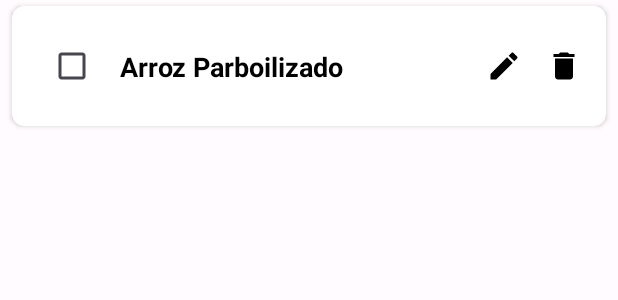
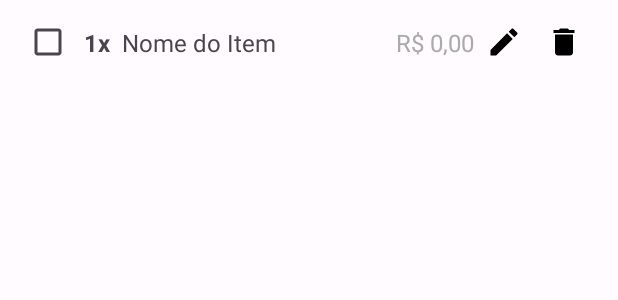
Before and after one commit to joaorgomes/app-lista-de-compras-kotlin, an Android app: the layout item_list_item.xml on its own in the app's theme, with its tools: preview values and no code run, on a phone screen of 412 x 824 dp. Shown: the top 300 px of the screen. Run offline under Robolectric (Android 15) with nearby library versions, the phone set to English and light mode, and no system bars.

Commit message:
Update(adicionando novos layouts)

```diff
--- a/app/src/main/res/layout/item_list_item.xml
+++ b/app/src/main/res/layout/item_list_item.xml
@@ -1,69 +1,85 @@
 <?xml version="1.0" encoding="utf-8"?>
-<androidx.cardview.widget.CardView
-    xmlns:android="http://schemas.android.com/apk/res/android"
+<androidx.constraintlayout.widget.ConstraintLayout xmlns:android="http://schemas.android.com/apk/res/android"
     xmlns:app="http://schemas.android.com/apk/res-auto"
-    xmlns:tools="http://schemas.android.com/tools"
     android:layout_width="match_parent"
     android:layout_height="wrap_content"
-    android:layout_marginStart="8dp"
-    android:layout_marginTop="4dp"
-    android:layout_marginEnd="8dp"
-    android:layout_marginBottom="4dp"
-    app:cardCornerRadius="8dp"
-    app:cardElevation="2dp">
-
-    <androidx.constraintlayout.widget.ConstraintLayout
-        android:layout_width="match_parent"
-        android:layout_height="wrap_content"
-        android:padding="16dp">
+    android:background="?attr/selectableItemBackground"
+    android:paddingStart="16dp"
+    android:paddingTop="8dp"
+    android:paddingEnd="16dp"
+    android:paddingBottom="8dp">
 
     <CheckBox
-            android:id="@+id/checkboxItem"
+        android:id="@+id/checkbox_item"
         android:layout_width="wrap_content"
         android:layout_height="wrap_content"
+        android:checked="false"
+        android:minWidth="0dp"
+        android:minHeight="0dp"
+        app:layout_constraintBottom_toBottomOf="parent"
         app:layout_constraintStart_toStartOf="parent"
-            app:layout_constraintTop_toTopOf="parent"
-            app:layout_constraintBottom_toBottomOf="parent" />
+        app:layout_constraintTop_toTopOf="parent" />
 
     <TextView
-            android:id="@+id/textViewItemName"
+        android:id="@+id/item_quantity_text_view"
+        android:layout_width="wrap_content"
+        android:layout_height="wrap_content"
+        android:layout_marginStart="8dp"
+        android:text="1x"
+        android:textSize="16sp"
+        android:textStyle="bold"
+        app:layout_constraintBottom_toBottomOf="@id/checkbox_item"
+        app:layout_constraintStart_toEndOf="@id/checkbox_item"
+        app:layout_constraintTop_toTopOf="@id/checkbox_item" />
+
+    <TextView
+        android:id="@+id/text_view_item_name"
         android:layout_width="0dp"
         android:layout_height="wrap_content"
         android:layout_marginStart="8dp"
-            android:textSize="18sp"
-            android:textStyle="bold"
-            android:textColor="@android:color/black"
-            app:layout_constraintStart_toEndOf="@+id/checkboxItem"
-            app:layout_constraintEnd_toStartOf="@+id/imageViewEditItem"
-            app:layout_constraintTop_toTopOf="@+id/checkboxItem"
-            app:layout_constraintBottom_toBottomOf="@+id/checkboxItem"
-            tools:text="Arroz Parboilizado" />
+        android:layout_marginEnd="8dp"
+        android:text="Nome do Item"
+        android:textSize="16sp"
+        app:layout_constraintBottom_toBottomOf="@id/item_quantity_text_view"
+        app:layout_constraintEnd_toStartOf="@id/item_price_text_view"
+        app:layout_constraintStart_toEndOf="@id/item_quantity_text_view"
+        app:layout_constraintTop_toTopOf="@id/item_quantity_text_view" />
+
+    <TextView
+        android:id="@+id/item_price_text_view"
+        android:layout_width="wrap_content"
+        android:layout_height="wrap_content"
+        android:text="R$ 0,00"
+        android:textColor="@android:color/darker_gray"
+        android:textSize="16sp"
+        app:layout_constraintBottom_toBottomOf="@id/text_view_item_name"
+        app:layout_constraintEnd_toStartOf="@id/image_view_edit_item"
+        app:layout_constraintTop_toTopOf="@id/text_view_item_name" />
 
     <ImageView
-            android:id="@+id/imageViewEditItem"
-            android:layout_width="24dp"
-            android:layout_height="24dp"
-            android:src="@drawable/ic_edit_black_24dp"
-            app:layout_constraintEnd_toStartOf="@+id/imageViewDeleteItem"
-            app:layout_constraintTop_toTopOf="parent"
-            app:layout_constraintBottom_toBottomOf="parent"
-            android:layout_marginEnd="16dp"
+        android:id="@+id/image_view_edit_item"
+        android:layout_width="wrap_content"
+        android:layout_height="wrap_content"
+        android:layout_marginStart="8dp"
         android:clickable="true"
         android:focusable="true"
-            android:contentDescription="Editar item" />
+        android:padding="8dp"
+        android:src="@drawable/ic_edit_black_24dp"
+        app:layout_constraintBottom_toBottomOf="parent"
+        app:layout_constraintEnd_toStartOf="@id/image_view_delete_item"
+        app:layout_constraintTop_toTopOf="parent" />
 
     <ImageView
-            android:id="@+id/imageViewDeleteItem"
-            android:layout_width="24dp"
-            android:layout_height="24dp"
-            android:src="@drawable/ic_delete_black_24dp"
-            app:layout_constraintEnd_toEndOf="parent"
-            app:layout_constraintTop_toTopOf="parent"
-            app:layout_constraintBottom_toBottomOf="parent"
+        android:id="@+id/image_view_delete_item"
+        android:layout_width="wrap_content"
+        android:layout_height="wrap_content"
+        android:layout_marginStart="8dp"
         android:clickable="true"
         android:focusable="true"
-            android:contentDescription="Excluir item" />
+        android:padding="8dp"
+        android:src="@drawable/ic_delete_black_24dp"
+        app:layout_constraintBottom_toBottomOf="parent"
+        app:layout_constraintEnd_toEndOf="parent"
+        app:layout_constraintTop_toTopOf="parent" />
 
 </androidx.constraintlayout.widget.ConstraintLayout>
-
-</androidx.cardview.widget.CardView>
--- a/app/src/main/res/values/colors.xml
+++ b/app/src/main/res/values/colors.xml
@@ -12,4 +12,6 @@
     <color name="md_theme_light_onBackground">#1C1B1F</color>
     <color name="md_theme_light_surface">#FFFBFE</color>
     <color name="md_theme_light_onSurface">#1C1B1F</color>
+    <color name="purple_200">#FFBB86FC</color>
+
 </resources>
--- a/app/src/main/res/values/strings.xml
+++ b/app/src/main/res/values/strings.xml
@@ -45,4 +45,9 @@
     <string name="decrease_quantity_description">Diminuir quantidade</string>
     <string name="increase_quantity_description">Aumentar quantidade</string>
 
+    <string name="filter_all">Todos</string>
+    <string name="filter_missing">Faltantes</string>
+    <string name="filter_purchased">Comprados</string>
+    <string name="total_value_placeholder">Valor total dos itens: R$ 0,00</string>
+
 </resources>
```
Also changed, not shown: app/src/main/res/layout/activity_shopping_list_detail.xml (+63 -0 lines). Lines whose indentation alone changed are shown as unchanged.
